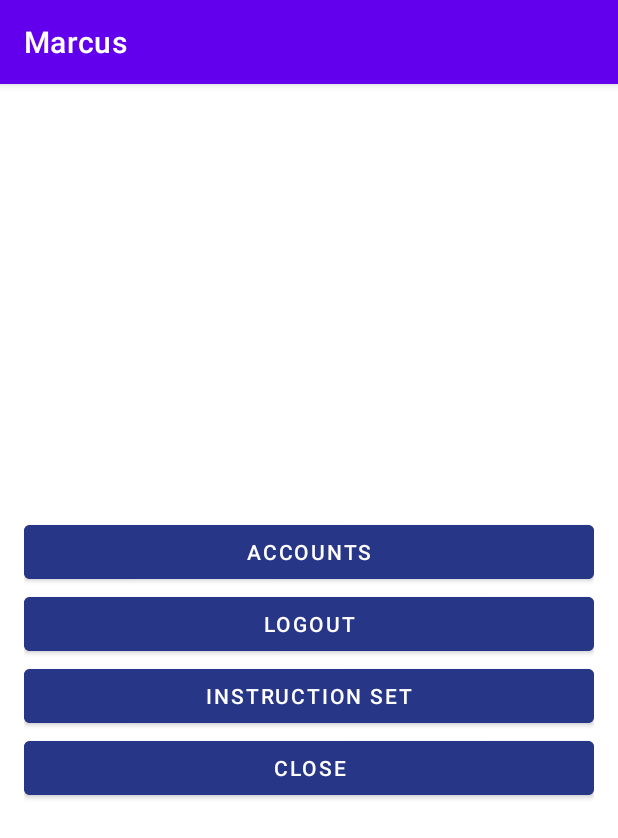
After one commit to sanika-sarode/Marcus_App, an Android app: the OptionsActivity screen opened directly, with no data from a screen before it, on a phone screen of 412 x 824 dp. The commit adds this screen. Shown: the top 838 px of the screen. Run offline under Robolectric (Android 15) with nearby library versions, the phone set to English and light mode, and no system bars.

Commit message:
Marcus to automate your android

```diff
--- a/app/src/main/java/com/example/marcus/Config.java
+++ b/app/src/main/java/com/example/marcus/Config.java
@@ -1,5 +1,5 @@
 package com.example.marcus;
 
 public class Config {
-    public static final String WEBSOCKET_SERVER_URI = "ws://192.168.1.109:8765";
+    public static final String WEBSOCKET_SERVER_URI = "ws://192.168.0.106:8765";
 }
--- /dev/null
+++ b/app/src/main/java/com/example/marcus/OptionsActivity.java
@@ -0,0 +1,57 @@
+package com.example.marcus;
+
+import android.content.Intent;
+import android.os.Bundle;
+import android.view.View;
+import android.widget.Button;
+import android.widget.Toast;
+import androidx.appcompat.app.AppCompatActivity;
+
+public class OptionsActivity extends AppCompatActivity {
+
+    @Override
+    protected void onCreate(Bundle savedInstanceState) {
+        super.onCreate(savedInstanceState);
+        setContentView(R.layout.activity_options);
+
+        Button accountButton = findViewById(R.id.accountButton);
+        Button logoutButton = findViewById(R.id.logoutButton);
+        Button instructionButton = findViewById(R.id.instructionButton);
+        Button closeButton = findViewById(R.id.closeButton);
+
+        accountButton.setOnClickListener(new View.OnClickListener() {
+            @Override
+            public void onClick(View v) {
+                // Start AccountActivity when the "Accounts" button is clicked
+                Intent intent = new Intent(OptionsActivity.this, AccountActivity.class);
+                startActivity(intent);
+            }
+        });
+
+        logoutButton.setOnClickListener(new View.OnClickListener() {
+            @Override
+            public void onClick(View v) {
+                // Handle logout button click
+                Toast.makeText(OptionsActivity.this, "Logout clicked", Toast.LENGTH_SHORT).show();
+                // Perform logout operation
+            }
+        });
+
+        instructionButton.setOnClickListener(new View.OnClickListener() {
+            @Override
+            public void onClick(View v) {
+                // Start InstructionsActivity when the "Instruction set" button is clicked
+                Intent intent = new Intent(OptionsActivity.this, InstructionsActivity.class);
+                startActivity(intent);
+            }
+        });
+
+        closeButton.setOnClickListener(new View.OnClickListener() {
+            @Override
+            public void onClick(View v) {
+                // Handle close button click
+                finish(); // Close the OptionsActivity
+            }
+        });
+    }
+}
--- /dev/null
+++ b/app/src/main/res/layout/activity_options.xml
@@ -0,0 +1,37 @@
+<LinearLayout xmlns:android="http://schemas.android.com/apk/res/android"
+    android:orientation="vertical"
+    android:layout_width="match_parent"
+    android:layout_height="match_parent"
+    android:padding="16dp"
+    android:background="#FFFFFF"
+    android:elevation="4dp"
+    android:gravity="center">
+
+    <Button
+        android:id="@+id/accountButton"
+        android:layout_width="match_parent"
+        android:layout_height="wrap_content"
+        android:text="Accounts"
+        android:backgroundTint="@color/blue"/>
+
+    <Button
+        android:id="@+id/logoutButton"
+        android:layout_width="match_parent"
+        android:layout_height="wrap_content"
+        android:text="Logout"
+        android:backgroundTint="@color/blue"/>
+
+    <Button
+        android:id="@+id/instructionButton"
+        android:layout_width="match_parent"
+        android:layout_height="wrap_content"
+        android:text="Instruction set"
+        android:backgroundTint="@color/blue"/>
+
+    <Button
+        android:id="@+id/closeButton"
+        android:layout_width="match_parent"
+        android:layout_height="wrap_content"
+        android:text="Close"
+        android:backgroundTint="@color/blue"/>
+</LinearLayout>
--- a/app/src/main/res/values/colors.xml
+++ b/app/src/main/res/values/colors.xml
@@ -7,4 +7,5 @@
     <color name="teal_700">#FF018786</color>
     <color name="black">#FF000000</color>
     <color name="white">#FFFFFFFF</color>
+    <color name="blue">#283687</color>
 </resources>
```
Also changed, not shown: app/src/main/AndroidManifest.xml (+20 -10 lines), app/src/main/java/com/example/marcus/AccountActivity.java (added, +23 -0 lines), app/src/main/java/com/example/marcus/FloatingService.java (+24 -2 lines), app/src/main/java/com/example/marcus/InstructionsActivity.java (added, +15 -0 lines), app/src/main/res/layout/activity_account.xml (added, +45 -0 lines), app/src/main/res/layout/activity_instructions.xml (added, +19 -0 lines).
